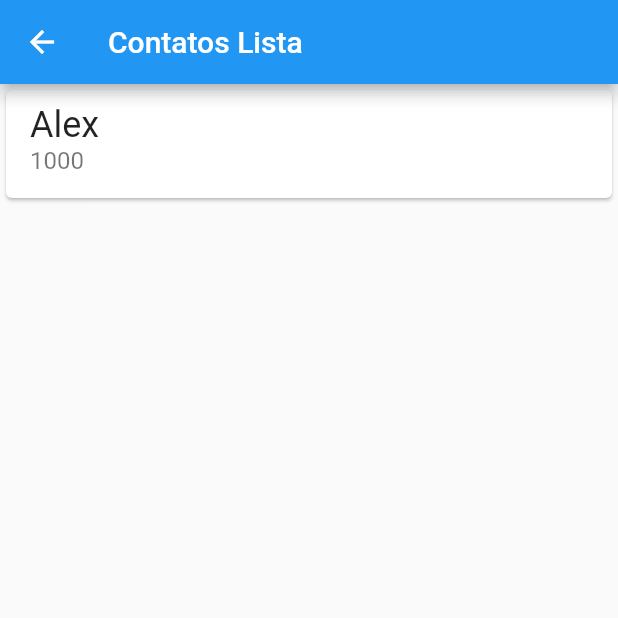
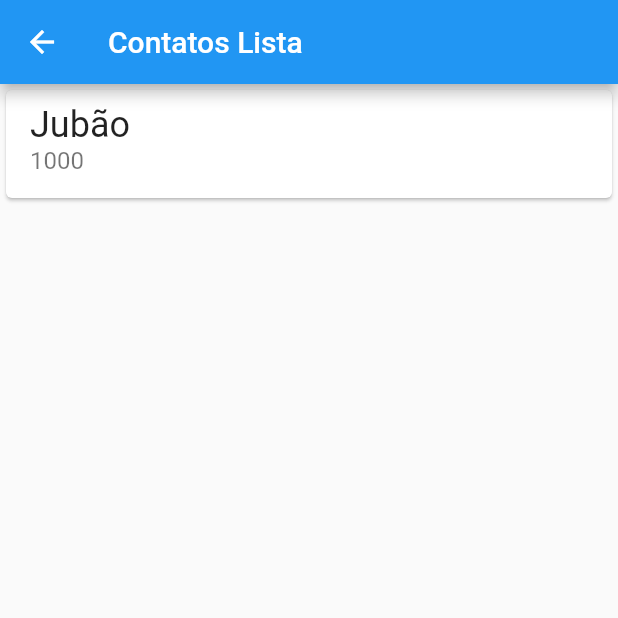
Before and after one commit to Vini03-Alcantra/ByteBankAlura, a Flutter app: the ContatosLista screen opened directly, on a phone screen of 412 x 824 dp, the top half of it. Run offline on Flutter 3.47's test engine with Material 2 defaults, Android fonts, the phone set to English and light mode, and no system bars; our stand-ins replace sqflite; accounts and stored records are empty.

```diff
--- a/bytebankalura/lib/database/app_database.dart
+++ b/bytebankalura/lib/database/app_database.dart
@@ -22,7 +22,6 @@ Future<Database> createDatabase(){
 Future<int> save(Contato contato){
   return createDatabase().then((value){
     final Map<String, dynamic> contatoMap = Map();
-    contatoMap['id'] = contato.id;
     contatoMap['nome'] = contato.name;
     contatoMap['numero_conta'] = contato.numeroConta;
     return value.insert("contatos", contatoMap);
--- a/bytebankalura/lib/views/contatos.dart
+++ b/bytebankalura/lib/views/contatos.dart
@@ -1,32 +1,23 @@
+import 'package:bytebankalura/models/contato.dart';
 import 'package:bytebankalura/views/contact_form.dart';
 import 'package:flutter/material.dart';
 
 class ContatosLista extends StatelessWidget {
+  final List<Contato> contatos = List();
+
   @override
   Widget build(BuildContext context) {
+    contatos.add(Contato(0, "Jubão", 1000));
     return Scaffold(
       appBar: AppBar(
         title: Text("Contatos Lista"),
       ),
-      body: ListView(
-        children: <Widget>[
-          Card(
-            child: ListTile(
-              title: Text(
-                "Alex",
-                style: TextStyle(
-                  fontSize: 24
-                )
-              ),
-              subtitle: Text(
-                '1000',
-                style: TextStyle(
-                  fontSize: 16
-                ),
-              ),
-            )
-          )
-        ],
+      body: ListView.builder(
+        itemCount: contatos.length,
+        itemBuilder: (BuildContext context, int index) {
+          final Contato contato = contatos[index];
+          return ContatoItem(contato);
+        },
       ),
       floatingActionButton: FloatingActionButton(
         onPressed: (){
@@ -42,3 +33,27 @@ class ContatosLista extends StatelessWidget {
     );
   }
 }
+
+class ContatoItem extends StatelessWidget {
+  final Contato contato;
+  ContatoItem(this.contato);
+  @override
+  Widget build(BuildContext context) {
+    return Card(
+      child: ListTile(
+        title: Text(
+          contato.name,
+          style: TextStyle(
+            fontSize: 24
+          )
+        ),
+        subtitle: Text(
+          contato.numeroConta.toString(),
+          style: TextStyle(
+            fontSize: 16
+          ),
+        ),
+      )
+    );
+  }
+}
```
